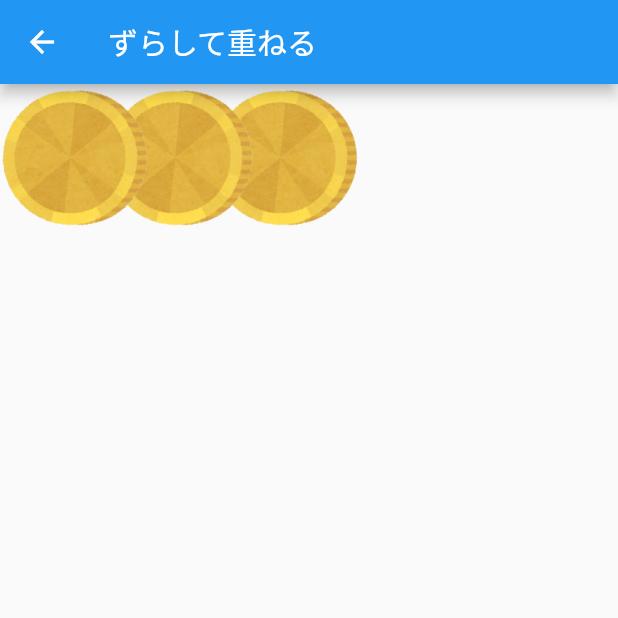
After one commit to sugawarakensuke/package_samples, a Flutter app: the screen it shows after launch, after a tap on the "menu" icon, after a tap on "ずらして重ねる", on a phone screen of 412 x 824 dp, the top half of it. The commit adds this screen. Run offline on Flutter 3.47's test engine with Material 2 defaults, Android fonts, the phone set to English and light mode, and no system bars; our stand-ins replace expandable, freezed_annotation, hooks_riverpod, riverpod, state_notifier; network calls fail.

Commit message:
追加: ずらして重ねるサンプル

```diff
--- a/lib/pages/root_page/widgets/root_end_drawer.dart
+++ b/lib/pages/root_page/widgets/root_end_drawer.dart
@@ -3,6 +3,7 @@ import 'package:package_samples/pages/argument_page/argument_page.dart';
 import 'package:package_samples/pages/cat_api_page/cat_api_page.dart';
 import 'package:package_samples/pages/counter_page/counter_page.dart';
 import 'package:package_samples/pages/expandable_page/expandable_page.dart';
+import 'package:package_samples/pages/shifted_stack_page/shifted_stack_page.dart';
 
 class RootEndDrawer extends StatelessWidget {
   const RootEndDrawer({Key? key}) : super(key: key);
@@ -18,6 +19,7 @@ class RootEndDrawer extends StatelessWidget {
           _buildListTile(title: '変数サンプル', route: ArgumentPage.route()),
           _buildListTile(title: '折りたたみのUI', route: ExpandablePage.route()),
           _buildListTile(title: 'ランダム猫API', route: CatApiPage.route()),
+          _buildListTile(title: 'ずらして重ねる', route: ShiftedStackPage.route()),
         ],
       ),
     );
--- /dev/null
+++ b/lib/pages/shifted_stack_page/shifted_stack_page.dart
@@ -0,0 +1,33 @@
+import 'package:flutter/material.dart';
+
+class ShiftedStackPage extends StatelessWidget {
+  const ShiftedStackPage({Key? key}) : super(key: key);
+
+  static Route<T> route<T>() {
+    return MaterialPageRoute<T>(
+      builder: (_) => const ShiftedStackPage(),
+      settings: const RouteSettings(name: 'shifted_stack_page'),
+    );
+  }
+
+  @override
+  Widget build(BuildContext context) {
+    return Scaffold(
+      appBar: AppBar(title: const Text('ずらして重ねる')),
+      body: _buildShiftedCoins(),
+    );
+  }
+
+  Widget _buildShiftedCoins() {
+    final items = List.generate(
+        3,
+        (i) => Container(
+              height: 100,
+              width: 100,
+              margin: EdgeInsets.only(left: 70.0 * i),
+              child: Image.asset('assets/coin2.png'),
+            ));
+
+    return Stack(children: items.reversed.toList());
+  }
+}
--- a/pubspec.yaml
+++ b/pubspec.yaml
@@ -1,7 +1,7 @@
 name: package_samples
 description: A new Flutter project.
 
-publish_to: 'none'
+publish_to: "none"
 
 version: 1.0.0+1
 
@@ -29,3 +29,5 @@ dev_dependencies:
 
 flutter:
   uses-material-design: true
+  assets:
+    - assets/
```
Also changed, not shown: assets/coin2.png (added).
